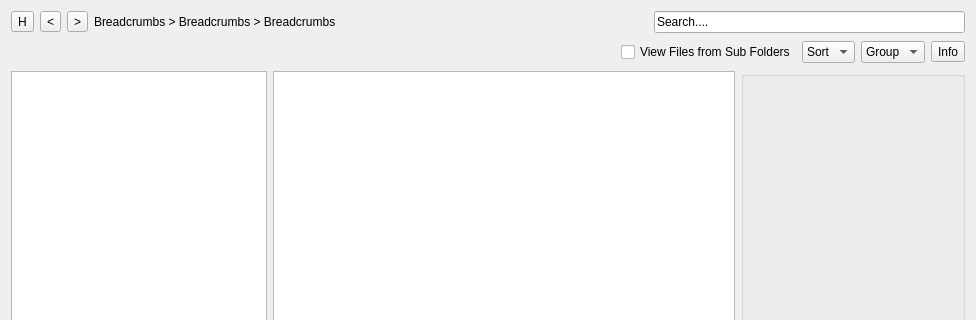
The window that resources/dialog.ui (shotgunsoftware/tk-multi-loader2) describes before a commit, drawn with Qt 5; both pictures show x 0 to 976 and y 0 to 320 of the 976 by 701 pixel window.
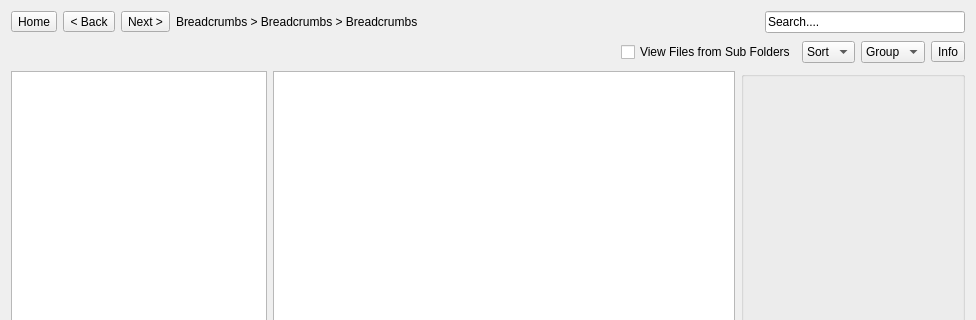
The same window after the commit.

The edit to the form file:
```diff
--- a/resources/dialog.ui
+++ b/resources/dialog.ui
@@ -19,21 +19,21 @@
      <item>
       <widget class="QToolButton" name="toolButton_5">
        <property name="text">
-        <string>H</string>
+        <string>Home</string>
        </property>
       </widget>
      </item>
      <item>
       <widget class="QToolButton" name="toolButton_3">
        <property name="text">
-        <string>&lt;</string>
+        <string>&lt; Back</string>
        </property>
       </widget>
      </item>
      <item>
       <widget class="QToolButton" name="toolButton_4">
        <property name="text">
-        <string>&gt;</string>
+        <string>Next &gt;</string>
        </property>
       </widget>
      </item>
@@ -59,6 +59,18 @@
      </item>
      <item>
       <widget class="QLineEdit" name="lineEdit">
+       <property name="sizePolicy">
+        <sizepolicy hsizetype="Fixed" vsizetype="Fixed">
+         <horstretch>200</horstretch>
+         <verstretch>0</verstretch>
+        </sizepolicy>
+       </property>
+       <property name="minimumSize">
+        <size>
+         <width>200</width>
+         <height>0</height>
+        </size>
+       </property>
        <property name="text">
         <string>Search....</string>
        </property>
```
Left out of the diff: 6 changed lines with no effect on the pictures.
